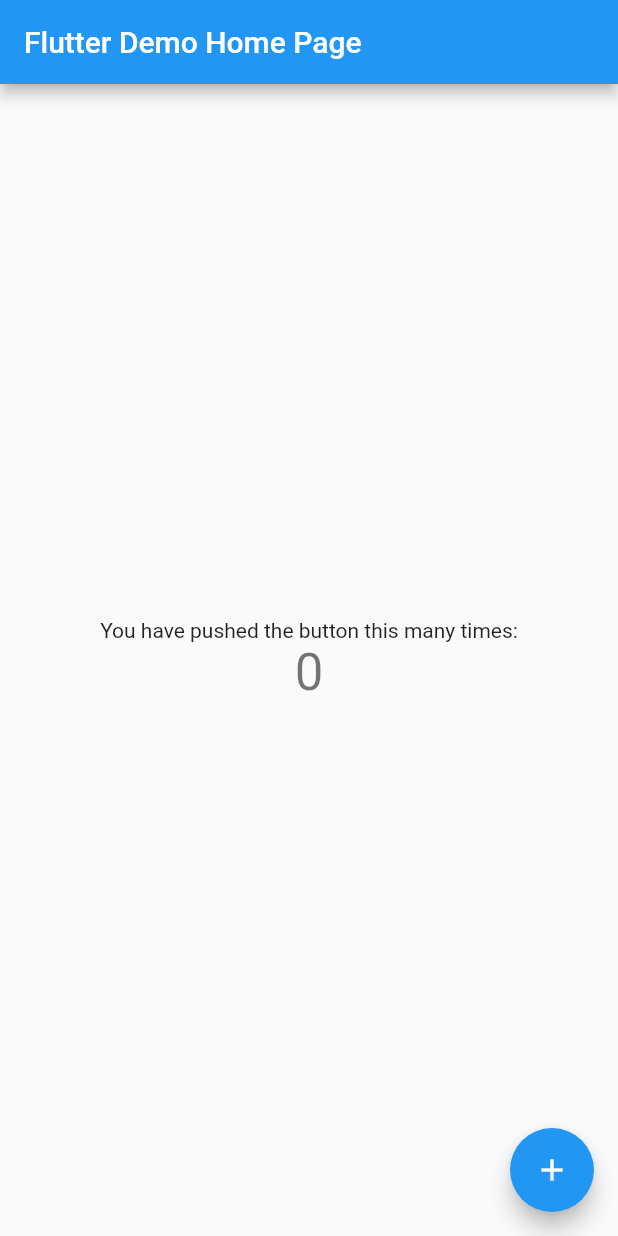
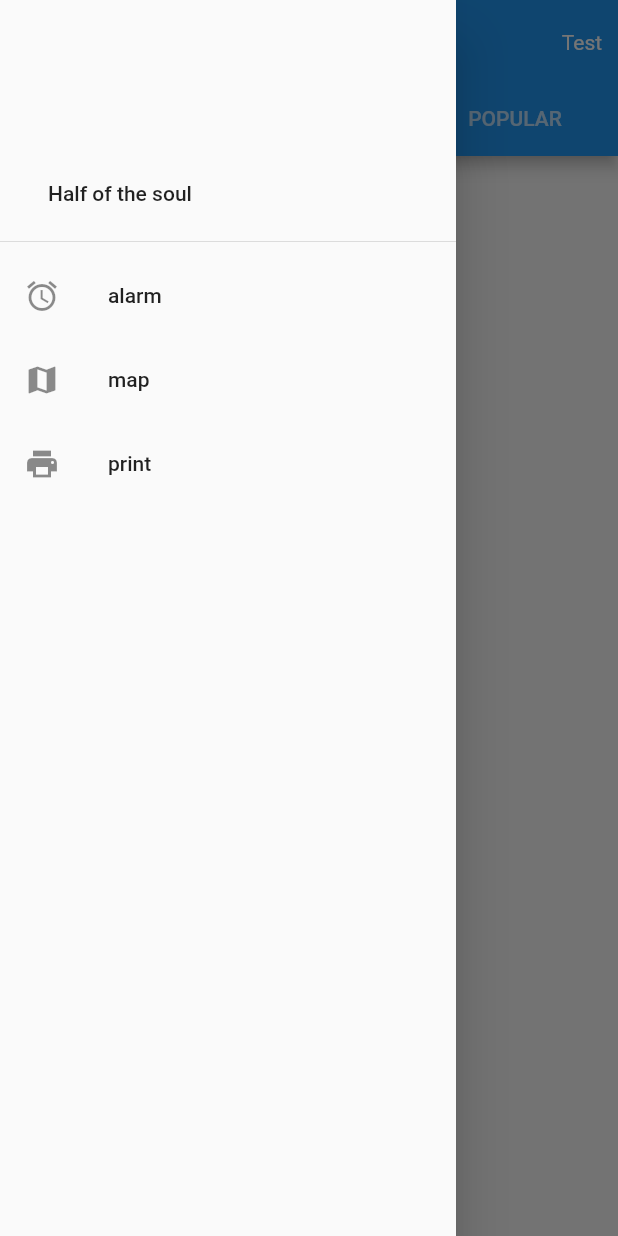
Before and after one commit to hotsxu/flutter-app, a Flutter app: the screen it shows after launch, with the side drawer open (before the commit the screen has no drawer), on a phone screen of 412 x 824 dp. Run offline on Flutter 3.47's test engine with Material 2 defaults, Android fonts, the phone set to English and light mode, and no system bars; network calls fail.

```diff
--- a/lib/main.dart
+++ b/lib/main.dart
@@ -1,4 +1,8 @@
+import 'dart:async';
+
 import 'package:flutter/material.dart';
+import 'package:flutter_app/net/api.dart';
+import 'package:http/http.dart';
 
 void main() => runApp(new MyApp());
 
@@ -9,101 +13,90 @@ class MyApp extends StatelessWidget {
     return new MaterialApp(
       title: 'Flutter Demo',
       theme: new ThemeData(
-        // This is the theme of your application.
-        //
-        // Try running your application with "flutter run". You'll see the
-        // application has a blue toolbar. Then, without quitting the app, try
-        // changing the primarySwatch below to Colors.green and then invoke
-        // "hot reload" (press "r" in the console where you ran "flutter run",
-        // or press Run > Flutter Hot Reload in IntelliJ). Notice that the
-        // counter didn't reset back to zero; the application is not restarted.
         primarySwatch: Colors.blue,
       ),
-      home: new MyHomePage(title: 'Flutter Demo Home Page'),
+      home: new MyHomePage(title: 'UNSPLASH'),
     );
   }
 }
 
 class MyHomePage extends StatefulWidget {
   MyHomePage({Key key, this.title}) : super(key: key);
-
-  // This widget is the home page of your application. It is stateful, meaning
-  // that it has a State object (defined below) that contains fields that affect
-  // how it looks.
-
-  // This class is the configuration for the state. It holds the values (in this
-  // case the title) provided by the parent (in this case the App widget) and
-  // used by the build method of the State. Fields in a Widget subclass are
-  // always marked "final".
-
   final String title;
 
   @override
-  _MyHomePageState createState() => new _MyHomePageState();
+  _MyHomePageState createState() => _MyHomePageState();
 }
 
 class _MyHomePageState extends State<MyHomePage> {
-  int _counter = 0;
-
-  void _incrementCounter() {
-    setState(() {
-      // This call to setState tells the Flutter framework that something has
-      // changed in this State, which causes it to rerun the build method below
-      // so that the display can reflect the updated values. If we changed
-      // _counter without calling setState(), then the build method would not be
-      // called again, and so nothing would appear to happen.
-      _counter++;
-    });
+  Future<Null> _onRefresh() async {
+    await Future.delayed(Duration(seconds: 5), () {});
   }
 
   @override
   Widget build(BuildContext context) {
-    // This method is rerun every time setState is called, for instance as done
-    // by the _incrementCounter method above.
-    //
-    // The Flutter framework has been optimized to make rerunning build methods
-    // fast, so that you can just rebuild anything that needs updating rather
-    // than having to individually change instances of widgets.
-    return new Scaffold(
+    return new DefaultTabController(
+        length: 3,
+        child: new Scaffold(
           appBar: new AppBar(
-        // Here we take the value from the MyHomePage object that was created by
-        // the App.build method, and use it to set our appbar title.
-        title: new Text(widget.title),
+            title: Text(widget.title),
+            actions: <Widget>[
+              IconButton(
+                icon: Text("Test"),
+                onPressed: () {
+                  loadData();
+                },
+              )
+            ],
+            bottom: new TabBar(tabs: [
+              Tab(text: "LASTEXT"),
+              Tab(text: "OLDEST"),
+              Tab(text: "POPULAR"),
+            ]),
           ),
-      body: new Center(
-        // Center is a layout widget. It takes a single child and positions it
-        // in the middle of the parent.
-        child: new Column(
-          // Column is also layout widget. It takes a list of children and
-          // arranges them vertically. By default, it sizes itself to fit its
-          // children horizontally, and tries to be as tall as its parent.
-          //
-          // Invoke "debug paint" (press "p" in the console where you ran
-          // "flutter run", or select "Toggle Debug Paint" from the Flutter tool
-          // window in IntelliJ) to see the wireframe for each widget.
-          //
-          // Column has various properties to control how it sizes itself and
-          // how it positions its children. Here we use mainAxisAlignment to
-          // center the children vertically; the main axis here is the vertical
-          // axis because Columns are vertical (the cross axis would be
-          // horizontal).
-          mainAxisAlignment: MainAxisAlignment.center,
+          drawer: Drawer(
+            child: ListView(
               children: <Widget>[
-            new Text(
-              'You have pushed the button this many times:',
+                DrawerHeader(
+                  child: new Container(
+                    padding: const EdgeInsets.all(16.0),
+                    alignment: Alignment.bottomLeft,
+                    child: Text("Half of the soul"),
                   ),
-            new Text(
-              '$_counter',
-              style: Theme.of(context).textTheme.display1,
+                ),
+                new ListTile(
+                  leading: Icon(Icons.alarm),
+                  title: Text("alarm"),
+                ),
+                new ListTile(
+                  leading: Icon(Icons.map),
+                  title: Text("map"),
+                ),
+                new ListTile(
+                  leading: Icon(Icons.print),
+                  title: Text("print"),
                 ),
               ],
             ),
           ),
-      floatingActionButton: new FloatingActionButton(
-        onPressed: _incrementCounter,
-        tooltip: 'Increment',
-        child: new Icon(Icons.add),
-      ), // This trailing comma makes auto-formatting nicer for build methods.
-    );
+          body: new TabBarView(children: [
+            new RefreshIndicator(
+              child: ListView.builder(
+                itemBuilder: (context, index) {
+                  return ListTile();
+                },
+              ),
+              onRefresh: _onRefresh,
+            ),
+            Icon(Icons.map),
+            Icon(Icons.alarm),
+          ]),
+        ));
+  }
+
+  loadData() async {
+    Response response = await Api.get(null);
+    String json = response.body;
+    print(json);
   }
 }
--- /dev/null
+++ b/lib/net/api.dart
@@ -0,0 +1,19 @@
+import 'dart:async';
+
+import 'package:http/http.dart' as http;
+
+final String baseUrl = "https://api.unsplash.com/photos/";
+final String _client_id =
+    "ab708e05d77b0f3922cdfae6907b998f4fdd3a9ba46bf0eaa3279e0503912d92";
+
+class Api {
+  static Future get(Map map) {
+    String url = baseUrl + "?client_id=$_client_id";
+    if (map != null) {
+      map.forEach((key, value) {
+        url += "&$key$value";
+      });
+    }
+    return http.get(url);
+  }
+}
--- a/pubspec.yaml
+++ b/pubspec.yaml
@@ -8,6 +8,9 @@ dependencies:
   # The following adds the Cupertino Icons font to your application.
   # Use with the CupertinoIcons class for iOS style icons.
   cupertino_icons: ^0.1.0
+
+  image_picker : ^0.4.1
+  http: "^0.11.3+16"
 
 dev_dependencies:
   flutter_test:
```
Also changed, not shown: pubspec.lock, 4 other files. Lines whose indentation alone changed are shown as unchanged.
